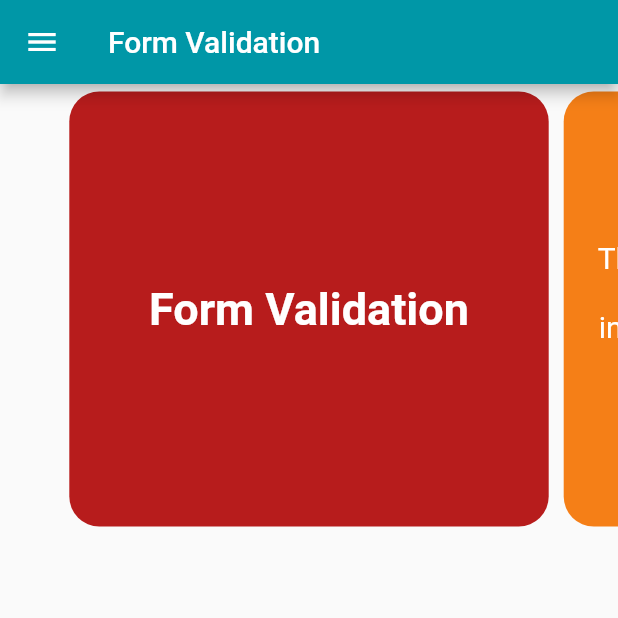
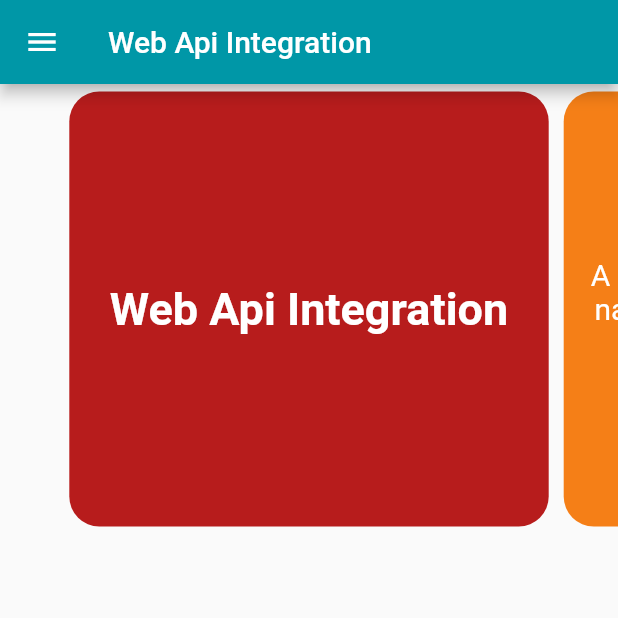
Before and after one commit to justEhmadSaeed/Flutter-ScreenSlider-VideoPlayer, a Flutter app: the screen it shows after launch, on a phone screen of 412 x 824 dp, the top half of it. Run offline on Flutter 3.47's test engine with Material 2 defaults, Android fonts, the light colour scheme and no system bars; drawn by our look-alikes of carousel_slider; our stand-ins replace video_player.

Commit message:
📦 NEW: ADD data of api-integration & form-validation

```diff
--- a/lib/ASSIGNMENT_DATA.dart
+++ b/lib/ASSIGNMENT_DATA.dart
@@ -1,16 +1,32 @@
 const ASSIGNMENT_DATA = [
+  {
+    'title': 'Web Api Integration',
+    'widgets': ['TextField', 'Elevated Button', 'Drawer', 'Alert Dialog'],
+    'description':
+        'A Flutter application with proper navigation, routes handling, API data fetching and posting.',
+    'image_url': 'assets/api-integration.png',
+    'video_url': 'assets/api-integration.mp4'
+  },
   {
     'title': 'Form Validation',
     'widgets': ['TextField', 'Elevated Button', 'SnackBar'],
     'description':
-        'The Form shows multiple input methods and shows any invalidations on submitting the data.',
-    'video_url': 'assets/flutter-demo.mp4'
+        'The Form shows multiple input methods and any invalidations on submitting the data like email format, empty fields and strong passwords.',
+    'image_url': 'assets/form-validation.png',
+    'video_url': 'assets/form-validation.mp4'
   },
   {
-    'title': 'Form Validation 2',
-    'widgets': ['TextField', 'Elevated Button', 'SnackBar'],
+    'title': 'Tab Bars',
+    'widgets': [
+      'TabController',
+      'TabBar',
+      'DropDown',
+      'DatePicker',
+      'Pop-up Button'
+    ],
     'description':
-        'The Form shows multiple input methods and shows any invalidations on submitting the data.',
-    'video_url': 'assets/flutter-demo.mp4'
-  }
+        'The app contains the implementation of different kinds of widgets including drawers, tabs, and routes.',
+    'image_url': 'assets/form-validation.png',
+    'video_url': 'assets/form-validation.mp4'
+  },
 ];
```
Also changed, not shown: assets/api-integration.png (added), assets/form-validation.png (added), 1 other file.
